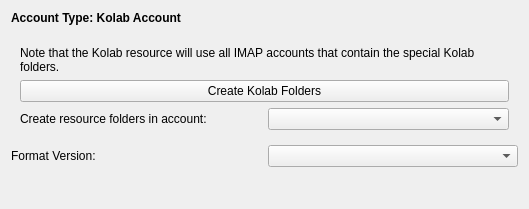
Above: resources/kolabproxy/kolabsettings.ui from KDE/kdepim-runtime before the change. Below: the same form after it.
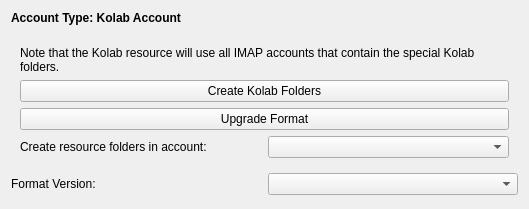
That is the form after the change. Custom widgets are drawn as their Qt base class.

Commit message: Upgrade job, to upgrade kolabformat for an imap account.

The edit to the form file:
```diff
--- a/resources/kolabproxy/kolabsettings.ui
+++ b/resources/kolabproxy/kolabsettings.ui
@@ -59,7 +59,7 @@
          </property>
         </widget>
        </item>
-       <item row="2" column="0">
+       <item row="3" column="0">
         <layout class="QHBoxLayout" name="horizontalLayout">
          <item>
           <widget class="QLabel" name="label_2">
@@ -83,6 +83,13 @@
          </property>
         </widget>
        </item>
+       <item row="2" column="0">
+        <widget class="QPushButton" name="upgradeFormatButton">
+         <property name="text">
+          <string>Upgrade Format</string>
+         </property>
+        </widget>
+       </item>
       </layout>
      </widget>
     </widget>
```
The commit also changes 5 other files.
